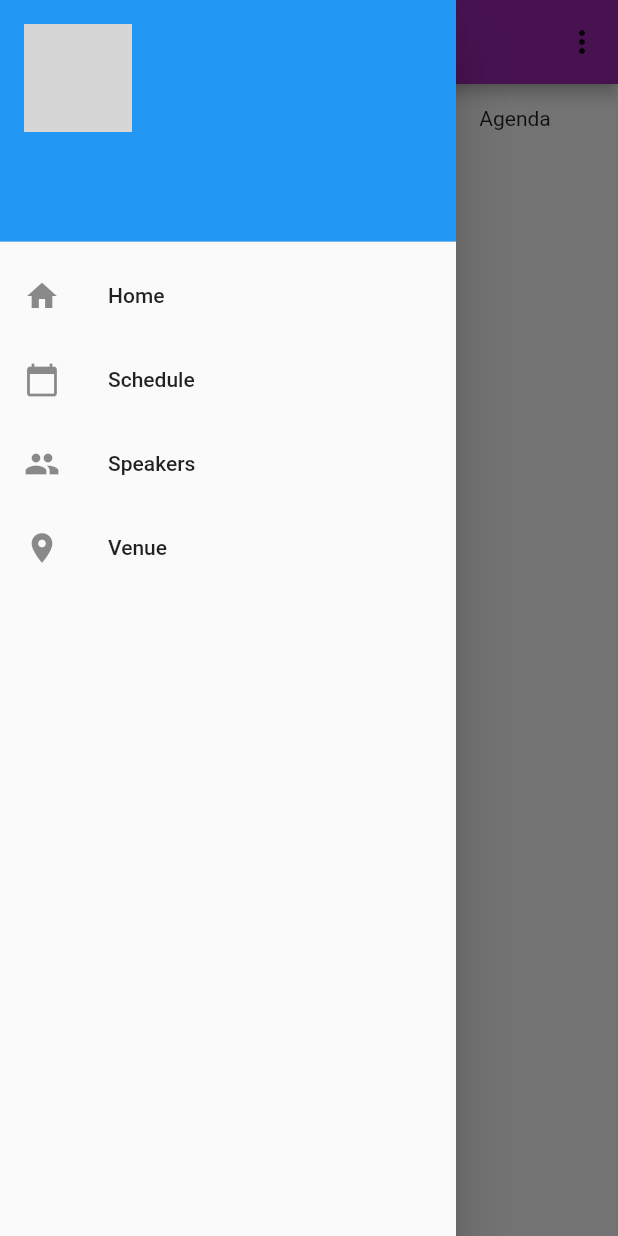
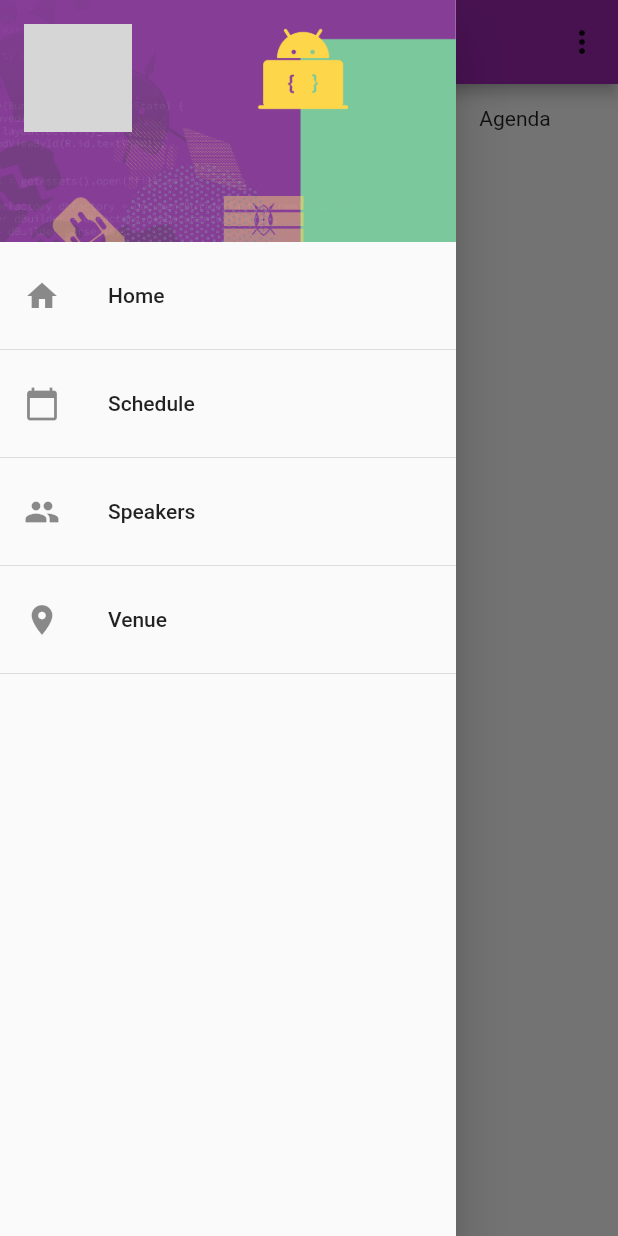
Before and after one commit to droidconKE/droidcon_ke_flutter, a Flutter app: the SchedulePage screen opened by its route, with the side drawer open, on a phone screen of 412 x 824 dp. Run offline on Flutter 3.47's test engine with Material 2 defaults, Android fonts, the phone set to English and light mode, and no system bars; our stand-ins replace built_collection, built_value, cached_network_image, cloud_firestore, firebase_auth, google_maps_flutter and 3 more; missing offline and left inert: flutter_statusbarcolor; accounts and stored records are empty; generated files the repository leaves out were written again; network calls fail; grey boxes are pictures that could not be loaded.

Commit message:
Added background image to side-drawer

```diff
--- a/lib/widgets/app_drawer.dart
+++ b/lib/widgets/app_drawer.dart
@@ -15,29 +15,39 @@ class AppDrawer extends StatelessWidget {
             ),
             accountName: Text("${user?.displayName}"),
             accountEmail: Text("${user?.email}"),
+            decoration: BoxDecoration(
+              image: DecorationImage(
+                image: AssetImage("assets/images/app_drawer.png"),
+                fit: BoxFit.fitWidth,
+              ),
+            ),
           ),
           ListTile(
             leading: Icon(Icons.home),
             title: Text("Home"),
             onTap: () => Navigator.of(context).pushReplacementNamed("/"),
           ),
+          Divider(),
           ListTile(
             leading: Icon(Icons.calendar_today),
             title: Text("Schedule"),
             onTap: () =>
                 Navigator.of(context).pushReplacementNamed("/schedule"),
           ),
+          Divider(),
           ListTile(
             leading: Icon(Icons.people),
             title: Text("Speakers"),
             onTap: () =>
                 Navigator.of(context).pushReplacementNamed("/speakers"),
           ),
+          Divider(),
           ListTile(
             leading: Icon(Icons.location_on),
             title: Text("Venue"),
             onTap: () => Navigator.of(context).pushReplacementNamed("/venue"),
           ),
+          Divider(),
         ],
       ),
     );
--- a/pubspec.yaml
+++ b/pubspec.yaml
@@ -45,6 +45,7 @@ flutter:
   assets:
     - assets/images/logo-name.png
     - assets/images/google-signin.png
+    - assets/images/app_drawer.png
 
   # An image asset can refer to one or more resolution-specific "variants", see
   # https://flutter.dev/assets-and-images/#resolution-aware.
```
Also changed, not shown: assets/images/app_drawer.png (added).
